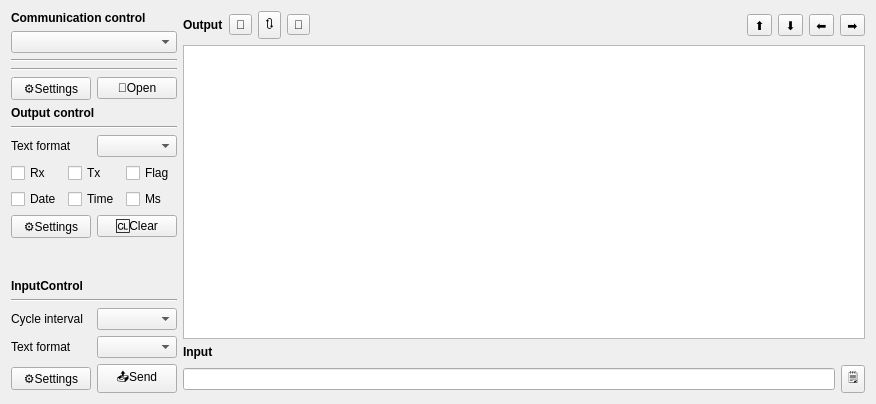
Old version of the form Source/IOPage/IOPage.ui in the repository x-tools-author/x-tools.
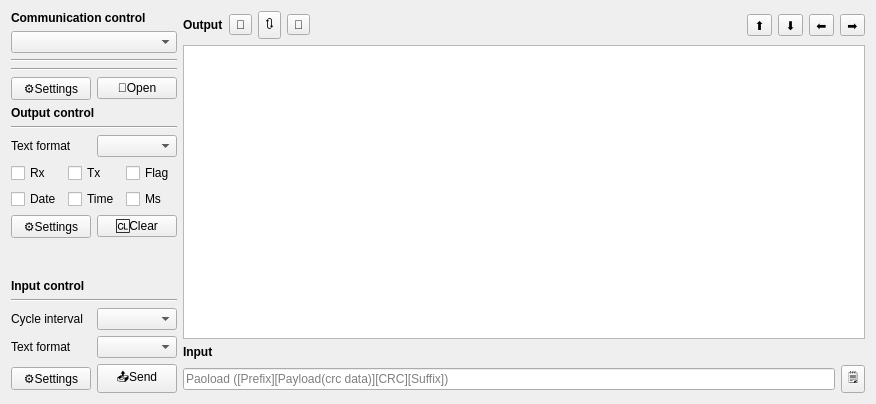
New version of the form.

```diff
--- a/Source/IOPage/IOPage.ui
+++ b/Source/IOPage/IOPage.ui
@@ -104,7 +104,7 @@
          </font>
         </property>
         <property name="text">
-         <string>InputControl</string>
+         <string>Input control</string>
         </property>
        </widget>
       </item>
@@ -273,6 +273,9 @@
           <property name="text">
            <string notr="true"/>
           </property>
+          <property name="placeholderText">
+           <string>Paoload ([Prefix][Payload(crc data)][CRC][Suffix])</string>
+          </property>
          </widget>
         </item>
         <item>
```
Left out of the diff: 112 changed lines with no effect on the pictures.
